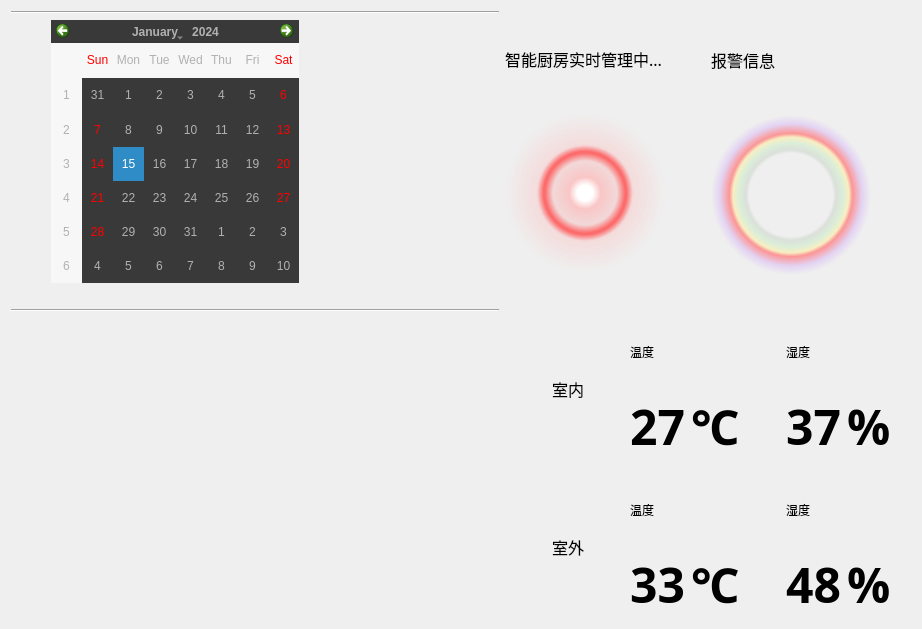
The window that SmartHome/StatueDialog/status_dialog.ui (lotdoney/SmartHome) describes before a commit, drawn with Qt 5.
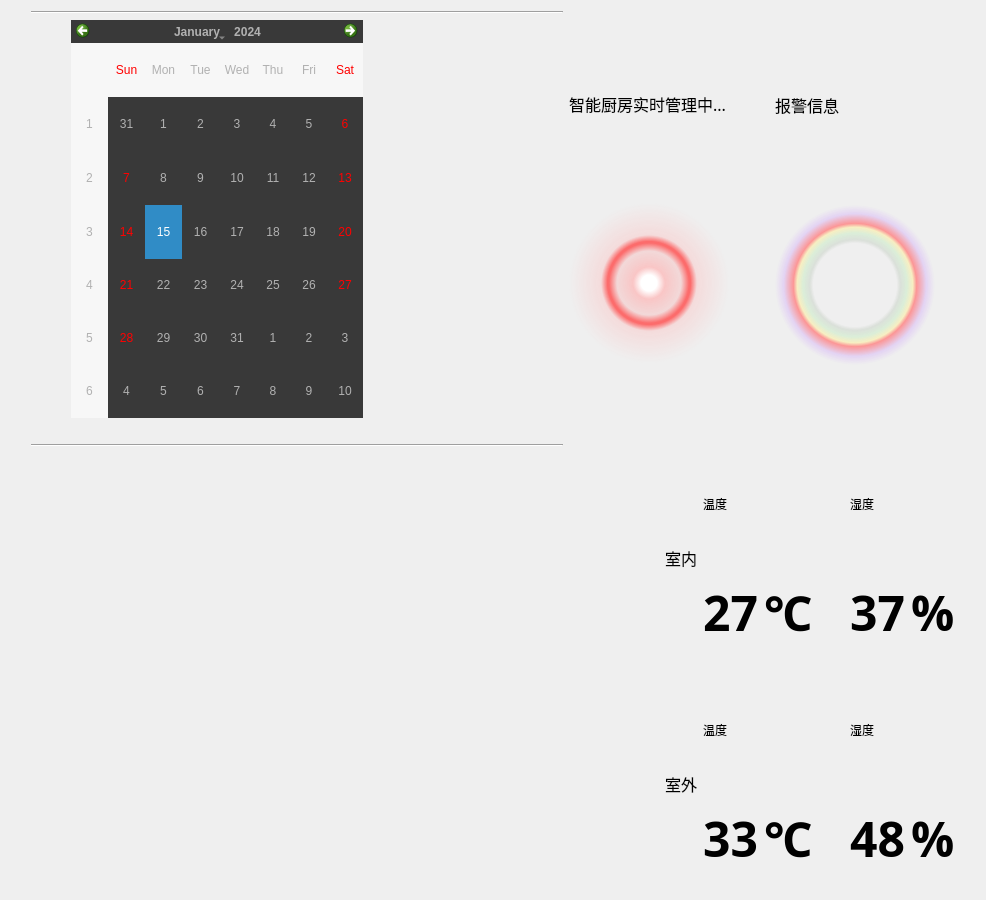
The same window after the commit. Custom widgets are drawn as their Qt base class.

The edit to the form file:
```diff
--- a/SmartHome/StatueDialog/status_dialog.ui
+++ b/SmartHome/StatueDialog/status_dialog.ui
@@ -6,21 +6,35 @@
    <rect>
     <x>0</x>
     <y>0</y>
-    <width>836</width>
-    <height>629</height>
+    <width>986</width>
+    <height>900</height>
    </rect>
   </property>
   <property name="windowTitle">
    <string>Dialog</string>
   </property>
-  <layout class="QVBoxLayout" name="verticalLayout_10">
-   <item>
     <layout class="QVBoxLayout" name="verticalLayout_7">
      <item>
       <layout class="QHBoxLayout" name="horizontalLayout_10">
        <item>
         <layout class="QHBoxLayout" name="horizontalLayout_7"/>
        </item>
+     <item>
+      <spacer name="verticalSpacer_4">
+       <property name="orientation">
+        <enum>Qt::Vertical</enum>
+       </property>
+       <property name="sizeType">
+        <enum>QSizePolicy::MinimumExpanding</enum>
+       </property>
+       <property name="sizeHint" stdset="0">
+        <size>
+         <width>20</width>
+         <height>300</height>
+        </size>
+       </property>
+      </spacer>
+     </item>
        <item>
         <layout class="QVBoxLayout" name="verticalLayout_6">
          <item>
@@ -240,12 +254,15 @@
      </item>
      <item>
       <layout class="QHBoxLayout" name="horizontalLayout_11">
+     <property name="sizeConstraint">
+      <enum>QLayout::SetFixedSize</enum>
+     </property>
        <item>
         <widget class="QwtPlot" name="qwtPlot">
          <property name="sizePolicy">
-          <sizepolicy hsizetype="Expanding" vsizetype="Fixed">
-           <horstretch>120</horstretch>
-           <verstretch>40</verstretch>
+        <sizepolicy hsizetype="Preferred" vsizetype="Expanding">
+         <horstretch>0</horstretch>
+         <verstretch>0</verstretch>
           </sizepolicy>
          </property>
          <property name="minimumSize">
@@ -254,22 +271,43 @@
            <height>0</height>
           </size>
          </property>
+       <layout class="QVBoxLayout" name="verticalLayout_10">
+        <item>
+         <spacer name="horizontalSpacer_9">
+          <property name="orientation">
+           <enum>Qt::Horizontal</enum>
+          </property>
+          <property name="sizeType">
+           <enum>QSizePolicy::MinimumExpanding</enum>
+          </property>
+          <property name="sizeHint" stdset="0">
+           <size>
+            <width>600</width>
+            <height>20</height>
+           </size>
+          </property>
+         </spacer>
+        </item>
+       </layout>
         </widget>
        </item>
        <item>
         <layout class="QHBoxLayout" name="horizontalLayout_3">
          <property name="sizeConstraint">
-          <enum>QLayout::SetFixedSize</enum>
+        <enum>QLayout::SetDefaultConstraint</enum>
          </property>
          <item>
           <spacer name="verticalSpacer_2">
            <property name="orientation">
             <enum>Qt::Vertical</enum>
            </property>
+         <property name="sizeType">
+          <enum>QSizePolicy::MinimumExpanding</enum>
+         </property>
            <property name="sizeHint" stdset="0">
             <size>
              <width>20</width>
-             <height>40</height>
+           <height>30</height>
             </size>
            </property>
           </spacer>
@@ -278,6 +316,19 @@
           <layout class="QVBoxLayout" name="verticalLayout_5">
            <item>
             <layout class="QHBoxLayout" name="horizontalLayout">
+           <item>
+            <spacer name="horizontalSpacer_4">
+             <property name="orientation">
+              <enum>Qt::Horizontal</enum>
+             </property>
+             <property name="sizeHint" stdset="0">
+              <size>
+               <width>40</width>
+               <height>20</height>
+              </size>
+             </property>
+            </spacer>
+           </item>
              <item>
               <widget class="QLabel" name="label">
                <property name="font">
@@ -293,19 +344,6 @@
                </property>
               </widget>
              </item>
-             <item>
-              <spacer name="horizontalSpacer_4">
-               <property name="orientation">
-                <enum>Qt::Horizontal</enum>
-               </property>
-               <property name="sizeHint" stdset="0">
-                <size>
-                 <width>40</width>
-                 <height>20</height>
-                </size>
-               </property>
-              </spacer>
-             </item>
              <item>
               <layout class="QVBoxLayout" name="verticalLayout">
                <item>
@@ -435,6 +473,19 @@
            </item>
            <item>
             <layout class="QHBoxLayout" name="horizontalLayout_2">
+           <item>
+            <spacer name="horizontalSpacer">
+             <property name="orientation">
+              <enum>Qt::Horizontal</enum>
+             </property>
+             <property name="sizeHint" stdset="0">
+              <size>
+               <width>40</width>
+               <height>20</height>
+              </size>
+             </property>
+            </spacer>
+           </item>
              <item>
               <widget class="QLabel" name="label_2">
                <property name="font">
@@ -447,19 +498,6 @@
                </property>
               </widget>
              </item>
-             <item>
-              <spacer name="horizontalSpacer">
-               <property name="orientation">
-                <enum>Qt::Horizontal</enum>
-               </property>
-               <property name="sizeHint" stdset="0">
-                <size>
-                 <width>40</width>
-                 <height>20</height>
-                </size>
-               </property>
-              </spacer>
-             </item>
              <item>
               <layout class="QVBoxLayout" name="verticalLayout_2">
                <item>
@@ -578,6 +616,9 @@
            <property name="orientation">
             <enum>Qt::Vertical</enum>
            </property>
+         <property name="sizeType">
+          <enum>QSizePolicy::Fixed</enum>
+         </property>
            <property name="sizeHint" stdset="0">
             <size>
              <width>20</width>
@@ -585,8 +626,6 @@
             </size>
            </property>
           </spacer>
-         </item>
-        </layout>
        </item>
       </layout>
      </item>
```
Lines whose indentation alone changed are shown as unchanged.
